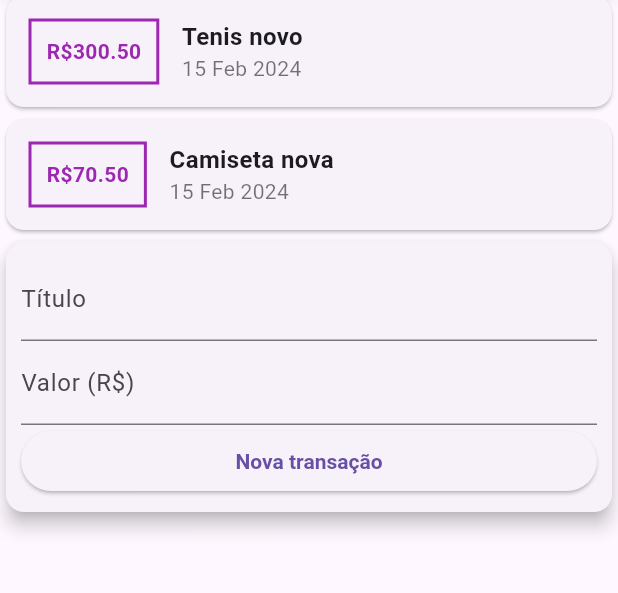
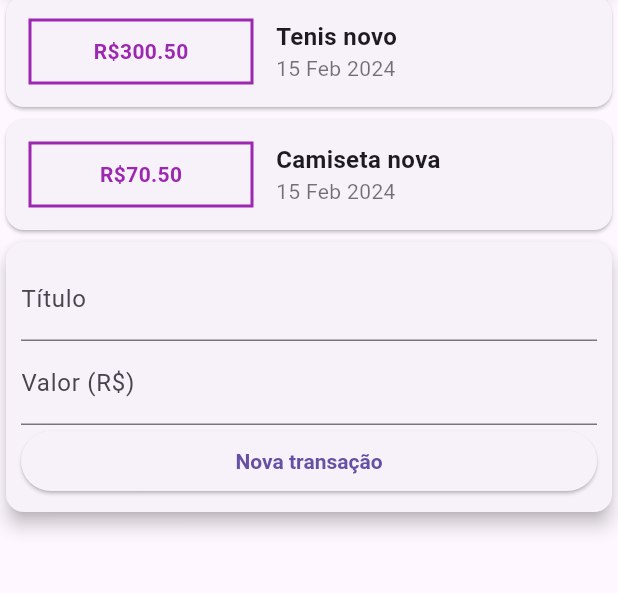
Before and after one commit to gabrielnavas/expenses-flutter-app, a Flutter app: the screen it shows after launch, on a phone screen of 412 x 824 dp, the part 136-729 px from its top. Run offline on Flutter 3.47's test engine with Material 3 defaults, Android fonts, the phone set to English and light mode, and no system bars.

Commit message:
fix width value

```diff
--- a/lib/widgets/transaction_list.dart
+++ b/lib/widgets/transaction_list.dart
@@ -20,6 +20,8 @@ class TransactionList extends StatelessWidget {
                         horizontal: 15,
                         vertical: 15,
                       ),
+                      width: 150,
+                      alignment: Alignment.center,
                       padding: const EdgeInsets.all(10),
                       decoration: BoxDecoration(
                         border: Border.all(
```
